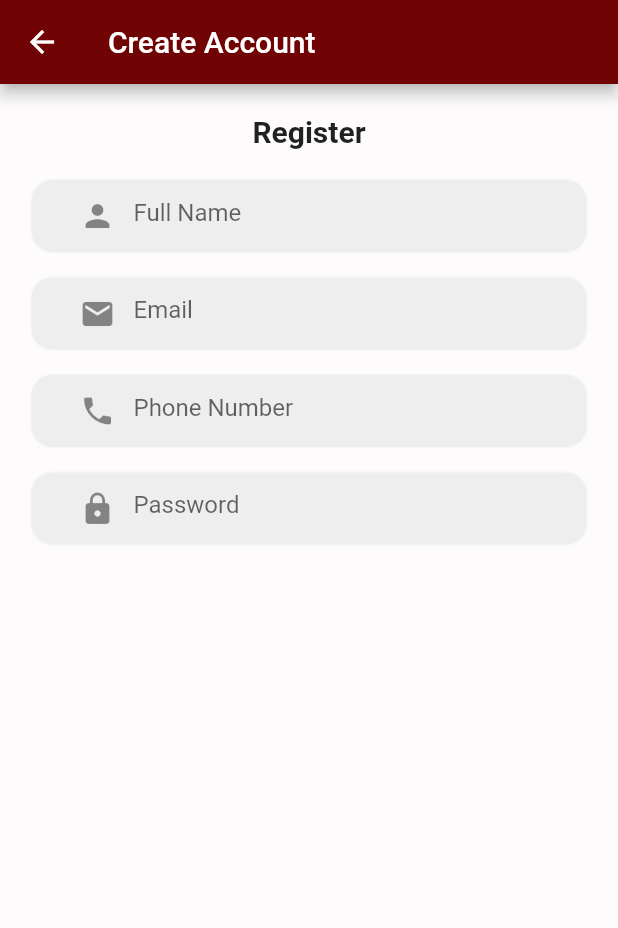
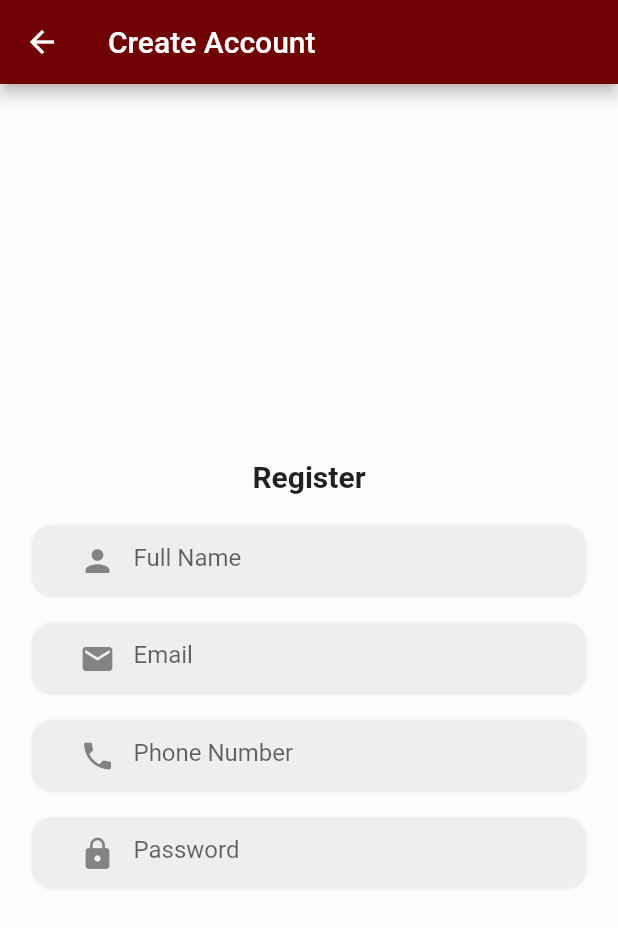
Before and after one commit to MrAnmol08/movielovers, a Flutter app: the screen it shows after launch, on a phone screen of 412 x 824 dp. Shown: the top 928 px of the screen. Run offline on Flutter 3.47's test engine with Material 2 defaults, Android fonts, the phone set to English and light mode, and no system bars; our stand-ins replace google_fonts.

Commit message:
placed the alignment to center from start

```diff
--- a/lib/RegisterPage.dart
+++ b/lib/RegisterPage.dart
@@ -35,7 +35,7 @@ class _RegisterPageState extends State<RegisterPage> {
 
         child: Center(
           child: Column(
-            mainAxisAlignment: MainAxisAlignment.start,
+            mainAxisAlignment: MainAxisAlignment.center,
             children: [
                 SizedBox(height: 20,),
               Text('Register', textAlign: TextAlign.center,
@@ -43,6 +43,8 @@ class _RegisterPageState extends State<RegisterPage> {
               TextStyle(
                 fontWeight:FontWeight.bold,
                 fontSize: 20) ,),
+
+                // Name section in register page
 
                 SizedBox(height: 20),
                 Padding(
@@ -68,6 +70,8 @@ class _RegisterPageState extends State<RegisterPage> {
                     ),
                   )
                 ),
+
+                // Email section in register page
 
                SizedBox(height: 15),
 
@@ -95,6 +99,8 @@ class _RegisterPageState extends State<RegisterPage> {
                   )
                 ),
 
+                // Phone Number section in register page
+
                 SizedBox(height: 15),
 
                 Padding(
@@ -120,6 +126,8 @@ class _RegisterPageState extends State<RegisterPage> {
                     ),
                   )
                 ),
+
+                // Password section in register page
 
                 SizedBox(height: 15),
 
```
